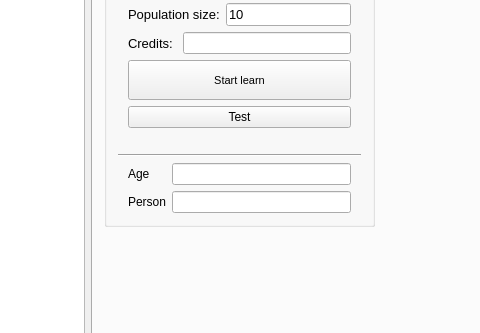
Old version of the form mainwindow.ui in the repository pierok/StarWarsTD; both pictures show x 547 to 1027 and y 140 to 473 of the 1270 by 738 pixel window.
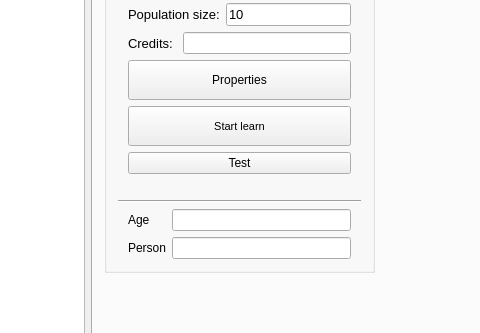
New version of the form. Custom widgets are drawn as their Qt base class.

The edit to the form file:
```diff
--- a/mainwindow.ui
+++ b/mainwindow.ui
@@ -353,6 +353,19 @@
                </item>
               </layout>
              </item>
+             <item>
+              <widget class="QPushButton" name="propertiesButton">
+               <property name="minimumSize">
+                <size>
+                 <width>0</width>
+                 <height>40</height>
+                </size>
+               </property>
+               <property name="text">
+                <string>Properties</string>
+               </property>
+              </widget>
+             </item>
              <item>
               <widget class="QPushButton" name="learnButton">
                <property name="minimumSize">
```
